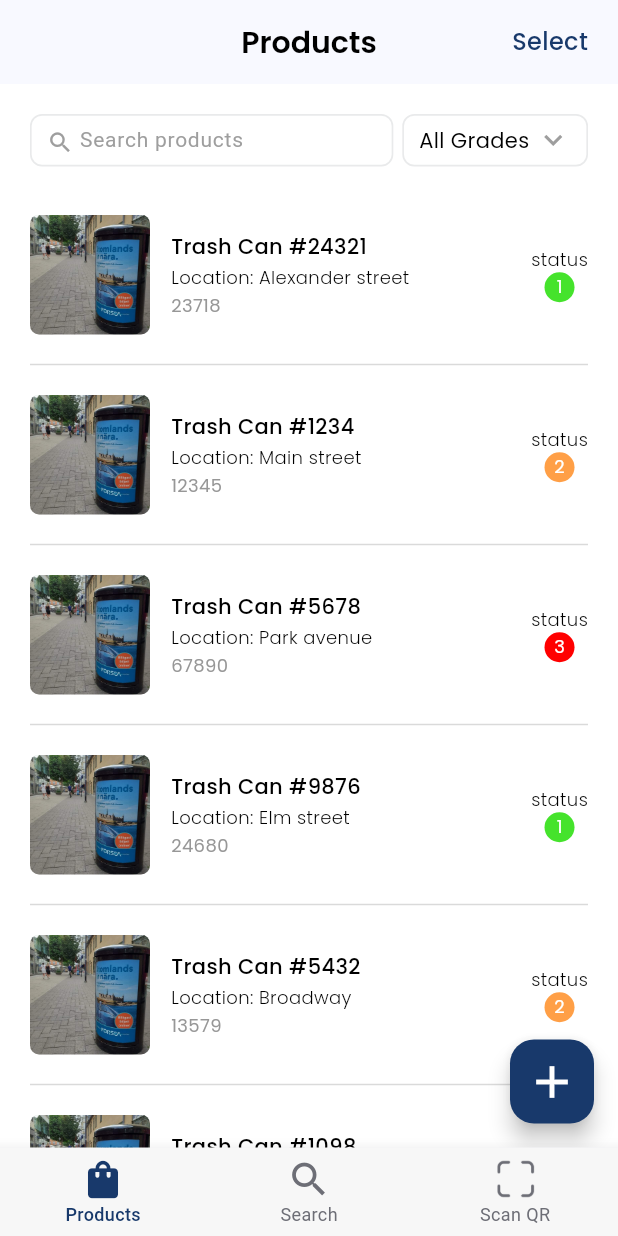
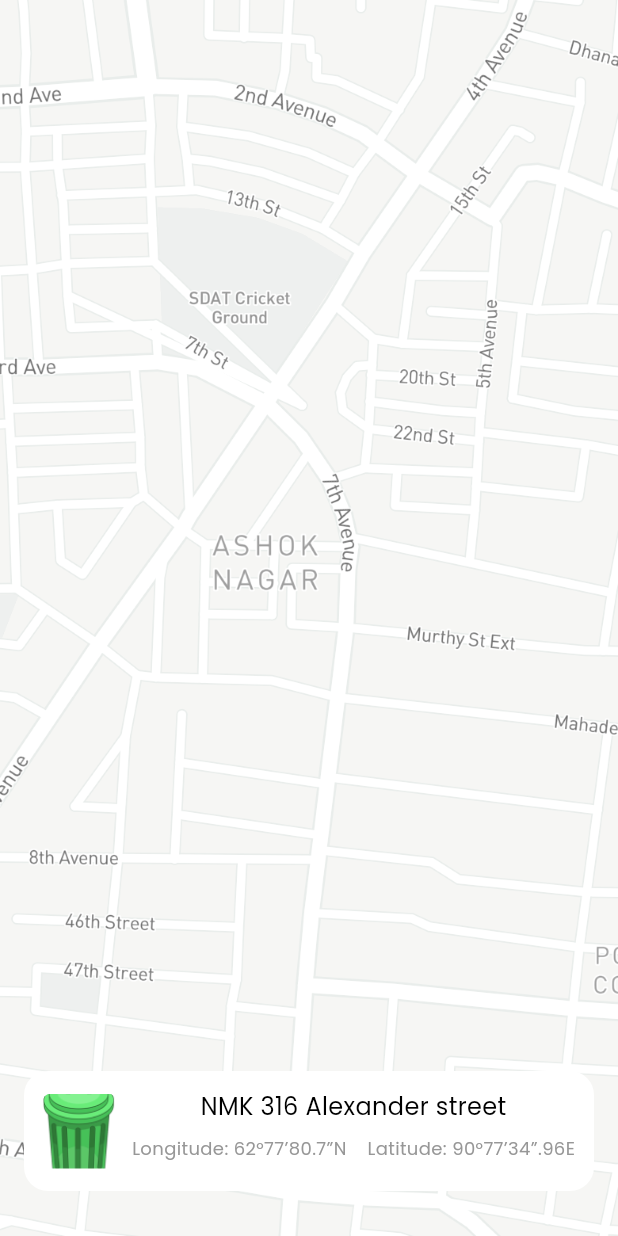
Before and after one commit to theshotayoboluwatife/bmg_lager_bombasticmedia, a Flutter app: the ProductScreen screen opened by its route, after a tap on the "add" icon, on a phone screen of 412 x 824 dp. Run offline on Flutter 3.47's test engine with Material 3 defaults, Android fonts, the phone set to English and light mode, and no system bars; our stand-ins replace gap, go_router, image_picker; missing offline and left inert: mobile_scanner; project files that could hold a hidden picture were left out.

Commit message:
simulating map screen

```diff
--- /dev/null
+++ b/lib/features/home/screens/add_product_screen.dart
@@ -0,0 +1,10 @@
+import 'package:flutter/material.dart';
+
+class AddProductScreen extends StatelessWidget {
+  const AddProductScreen({super.key});
+
+  @override
+  Widget build(BuildContext context) {
+    return const Placeholder();
+  }
+}
--- a/lib/features/home/screens/product_details_screen.dart
+++ b/lib/features/home/screens/product_details_screen.dart
@@ -1,6 +1,6 @@
 import 'package:flutter/material.dart';
 import 'package:gap/gap.dart';
-
+import 'package:go_router/go_router.dart';
 import '../../../utility/constants.dart';
 import '../../../widgets/app_text.dart';
 import '../../../widgets/rounded_corner_image.dart';
@@ -52,7 +52,8 @@ class ProductDetailsScreen extends StatelessWidget {
                 Container(
                   width: double.infinity,
                   //height: size.height * 0.4,
-                  padding: const EdgeInsets.only(left:24.0, right:24.0, bottom: 32.0, top: 32.0),
+                  padding: const EdgeInsets.only(
+                      left: 24.0, right: 24.0, bottom: 32.0, top: 32.0),
                   alignment: Alignment.center,
                   decoration: BoxDecoration(
                       color: AppColor.containerGrey,
@@ -80,7 +81,7 @@ class ProductDetailsScreen extends StatelessWidget {
                                 borderRadius: BorderRadius.circular(12.0),
                                 border: Border.all(
                                     color: AppColor.blue, width: 1.0)),
-                              child:  RoundedCornerImage(
+                            child: RoundedCornerImage(
                               imageUrl: 'assets/images/bmg_trashcan.jpg',
                               imageSize: size.height * 0.06,
                             ),
@@ -132,7 +133,6 @@ class ProductDetailsScreen extends StatelessWidget {
                           ),
                         ],
                       ),
-
                     ],
                   ),
                 ),
@@ -194,6 +194,23 @@ class ProductDetailsScreen extends StatelessWidget {
                   fontSize: 14,
                   fontWeight: FontWeight.w400,
                 ),
+                const Gap(20),
+                OutlinedButton(
+                  style: OutlinedButton.styleFrom(
+                    foregroundColor: Colors.black,
+                    textStyle: const TextStyle(
+                        fontSize: 16,
+                        fontFamily: 'Poppins',
+                        fontWeight: FontWeight.w400),
+                    shape: const RoundedRectangleBorder(
+                      borderRadius: BorderRadius.all(
+                        Radius.circular(16),
+                      ),
+                    ),
+                  ),
+                  onPressed: () => context.goNamed('ViewMap'),
+                  child: const Text('View On Map'),
+                ),
               ],
             ),
           ),
--- a/lib/features/home/screens/product_screen.dart
+++ b/lib/features/home/screens/product_screen.dart
@@ -38,7 +38,9 @@ class ProductScreen extends StatelessWidget {
         ],
       ),
       floatingActionButton: FloatingActionButton(
-        onPressed: () {},
+        onPressed: () {
+          context.goNamed('MapView');
+        },
         backgroundColor: AppColor.blue,
         child: const Icon(
           Icons.add,
--- /dev/null
+++ b/lib/features/map/map_view_screen.dart
@@ -0,0 +1,61 @@
+import 'package:BmgLager/utility/constants.dart';
+import 'package:BmgLager/widgets/rounded_corner_image.dart';
+import 'package:flutter/material.dart';
+import 'package:gap/gap.dart';
+
+import '../../widgets/app_text.dart';
+
+class MapViewScreen extends StatelessWidget {
+  const MapViewScreen({super.key});
+
+  @override
+  Widget build(BuildContext context) {
+    return Scaffold(
+        body: Container(
+      width: double.infinity,
+      height: double.infinity,
+      decoration: const BoxDecoration(
+          image: DecorationImage(
+              image: AssetImage('assets/images/maps.png'), fit: BoxFit.cover)),
+      child: Padding(
+        padding: const EdgeInsets.only(left: 16.0, right: 16.0, bottom: 30.0),
+        child: Align(
+          alignment: Alignment.bottomCenter,
+          child: Container(
+            padding: const EdgeInsets.all(12.0),
+            width: double.infinity,
+            height: 80.0,
+            decoration: BoxDecoration(
+              color: Colors.white,
+              borderRadius: BorderRadius.circular(16.0)
+            ),
+            child: Row(
+              children: [
+                const RoundedCornerImage(
+                    imageUrl: 'assets/images/bmg_tc2.png', imageSize: 50),
+                const Gap(10.0),
+                Column(
+                  children: [
+                    const AppText(
+                      text: 'NMK 316 Alexander street',
+                      fontSize: 16,
+                      fontWeight: FontWeight.w400,
+                    ),
+                    const Gap(8.0),
+                     AppText(
+                      text:
+                          'Longitude: 62°77’80.7”N    Latitude: 90°77’34”.96E',
+                      fontSize: 12,
+                      color: AppColor.grey,
+                      fontWeight: FontWeight.w400,
+                    ),
+                  ],
+                )
+              ],
+            ),
+          ),
+        ),
+      ),
+    ));
+  }
+}
--- a/lib/routing/app_routes.dart
+++ b/lib/routing/app_routes.dart
@@ -1,8 +1,10 @@
 import 'package:BmgLager/features/authentication/screens/forget_password_screen.dart';
 import 'package:BmgLager/features/authentication/screens/new_password_screen.dart';
 import 'package:BmgLager/features/authentication/screens/verify_otp_screen.dart';
+import 'package:BmgLager/features/home/screens/add_product_screen.dart';
 import 'package:BmgLager/features/home/screens/product_details_screen.dart';
 import 'package:BmgLager/features/home/screens/product_screen.dart';
+import 'package:BmgLager/features/map/map_view_screen.dart';
 import 'package:flutter/material.dart';
 import 'package:go_router/go_router.dart';
 
@@ -49,22 +51,55 @@ class AppNavigation {
                   builder: (BuildContext context, GoRouterState state) =>
                       const ProductScreen(),
                   routes: [
+                    ///Product Details
                     GoRoute(
                         parentNavigatorKey: _rootNavigatorKey,
                         path: 'product-details',
                         name: "ProductDetails",
-                    pageBuilder: (context, state) => CustomTransitionPage<void>(
+                        pageBuilder: (context, state) =>
+                            CustomTransitionPage<void>(
                               key: state.pageKey,
-                      child:   ProductDetailsScreen(
+                              child: ProductDetailsScreen(
                                 key: state.pageKey,
                               ),
-                      transitionsBuilder:
-                          (context, animation, secondaryAnimation, child) =>
+                              transitionsBuilder: (context, animation,
+                                      secondaryAnimation, child) =>
+                                  FadeTransition(
+                                      opacity: animation, child: child),
+                            ),
+                        routes: [
+                          ///View Map
+                          GoRoute(
+                            parentNavigatorKey: _rootNavigatorKey,
+                            path: 'map-view',
+                            name: "MapView",
+                            pageBuilder: (context, state) =>
+                                CustomTransitionPage<void>(
+                              key: state.pageKey,
+                              child: const MapViewScreen(),
+                              transitionsBuilder: (context, animation,
+                                      secondaryAnimation, child) =>
+                                  FadeTransition(
+                                      opacity: animation, child: child),
+                            ),
+                          ),
+                        ]),
+
+                    ///Add Products
+                    GoRoute(
+                      parentNavigatorKey: _rootNavigatorKey,
+                      path: 'add-product',
+                      name: "AddProductScreen",
+                      pageBuilder: (context, state) =>
+                          CustomTransitionPage<void>(
+                        key: state.pageKey,
+                        child: const AddProductScreen(),
+                        transitionsBuilder: (context, animation,
+                                secondaryAnimation, child) =>
                             FadeTransition(opacity: animation, child: child),
                       ),
-                  )
-                ]
                     ),
+                  ]),
             ],
           ),
 
@@ -151,7 +186,7 @@ class AppNavigation {
               ),*/
               pageBuilder: (context, state) => CustomTransitionPage<void>(
                 key: state.pageKey,
-                child:   NewPasswordScreen(
+                child: NewPasswordScreen(
                   key: state.pageKey,
                 ),
                 transitionsBuilder:
```
Also changed, not shown: assets/images/maps.png (added). Lines whose indentation alone changed are shown as unchanged.
